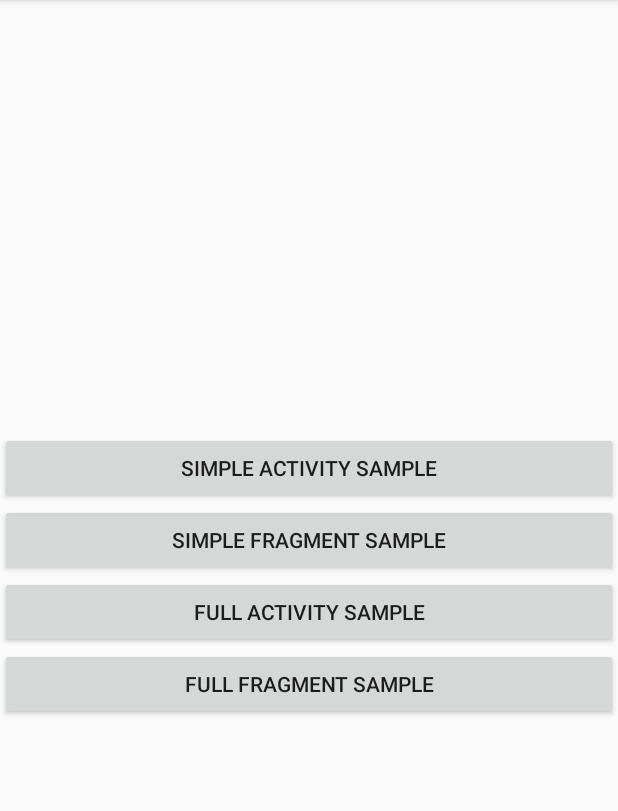
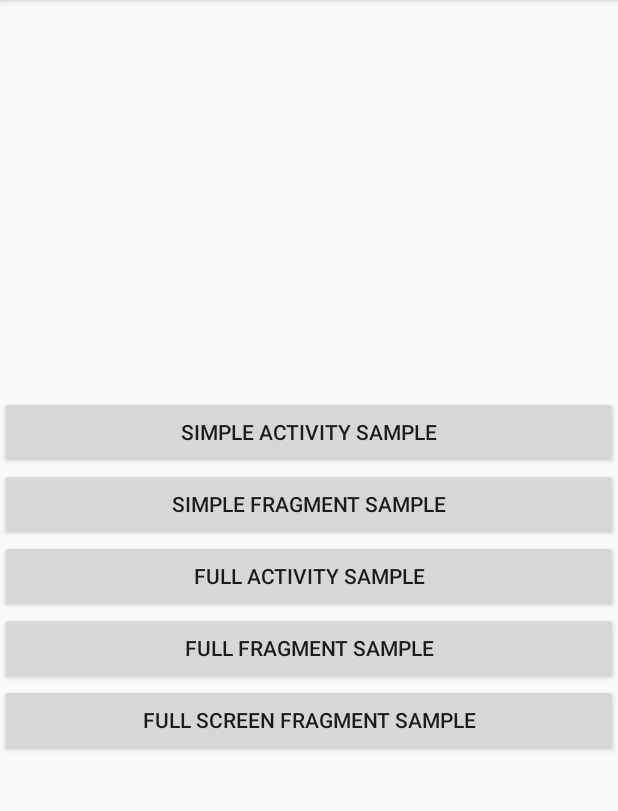
Before and after one commit to dm77/barcodescanner, an Android app: the screen it shows after launch (MainActivity), on a phone screen of 412 x 824 dp, the part 84-895 px from its top. Run offline under Robolectric (Android 15) with nearby library versions, the phone set to English and light mode, and no system bars.

Commit message:
Add full screen sample for zxing

```diff
--- a/zxing/sample/src/main/AndroidManifest.xml
+++ b/zxing/sample/src/main/AndroidManifest.xml
@@ -40,5 +40,10 @@
                 android:theme="@style/AppOverlayTheme"
                 android:label="@string/simple_scanner_fragment_activity">
         </activity>
+
+        <activity android:name=".FullScreenScannerFragmentActivity"
+                android:theme="@style/AppFullScreenTheme"
+                android:label="@string/full_screen_scanner_fragment_activity">
+          </activity>
     </application>
 </manifest>
--- a/zxing/sample/src/main/java/me/dm7/barcodescanner/zxing/sample/MainActivity.java
+++ b/zxing/sample/src/main/java/me/dm7/barcodescanner/zxing/sample/MainActivity.java
@@ -31,4 +31,9 @@ public class MainActivity extends ActionBarActivity {
         Intent intent = new Intent(this, ScannerFragmentActivity.class);
         startActivity(intent);
     }
+
+    public void launchFullScreenScannerFragmentActivity(View v) {
+        Intent intent = new Intent(this, FullScreenScannerFragmentActivity.class);
+        startActivity(intent);
+    }
 }
--- a/zxing/sample/src/main/res/layout/activity_main.xml
+++ b/zxing/sample/src/main/res/layout/activity_main.xml
@@ -22,4 +22,8 @@
             android:layout_width="match_parent"
             android:text="@string/fragment_sample"
             android:onClick="launchFragmentActivity" />
+    <Button android:layout_height="wrap_content"
+        android:layout_width="match_parent"
+        android:text="@string/full_screen_sample"
+        android:onClick="launchFullScreenScannerFragmentActivity" />
 </LinearLayout>
--- a/zxing/sample/src/main/res/values/strings.xml
+++ b/zxing/sample/src/main/res/values/strings.xml
@@ -4,10 +4,12 @@
     <string name="scanner_fragment_activity">ZXing Scanner - Full Fragment Activity</string>
     <string name="simple_scanner_activity">ZXing Scanner - Simple Activity</string>
     <string name="simple_scanner_fragment_activity">ZXing Scanner - Simple Fragment Activity</string>
+    <string name="full_screen_scanner_fragment_activity">ZXing Scanner - Full Screen Fragment Activity</string>
     <string name="simple_activity_sample">Simple Activity Sample</string>
     <string name="simple_fragment_sample">Simple Fragment Sample</string>
     <string name="activity_sample">Full Activity Sample</string>
     <string name="fragment_sample">Full Fragment Sample</string>
+    <string name="full_screen_sample">Full Screen Fragment Sample</string>
     <string name="toggle_flash">Flash</string>
     <string name="flash_on">Flash [ON]</string>
     <string name="flash_off">Flash [OFF]</string>
--- a/zxing/sample/src/main/res/values/styles.xml
+++ b/zxing/sample/src/main/res/values/styles.xml
@@ -12,6 +12,13 @@
         <item name="windowActionBarOverlay">true</item>
     </style>
 
+    <style name="AppFullScreenTheme" parent="@style/Theme.AppCompat.Light.NoActionBar">
+        <item name="android:windowNoTitle">true</item>
+        <item name="windowActionBar">false</item>
+        <item name="android:windowFullscreen">true</item>
+        <item name="android:windowContentOverlay">@null</item>
+    </style>
+
     <style name="ActionBarStyle.Transparent" parent="@android:Widget.ActionBar">
         <item name="android:background">#99000000</item>
         <item name="android:titleTextStyle">@style/ActionBarStyle.Transparent.TitleTextStyle</item>
```
Also changed, not shown: zxing/sample/src/main/java/me/dm7/barcodescanner/zxing/sample/FullScreenScannerFragmentActivity.java (added, +13 -0 lines), zxing/sample/src/main/res/layout/activity_full_screen_scanner_fragment.xml (added, +25 -0 lines).
